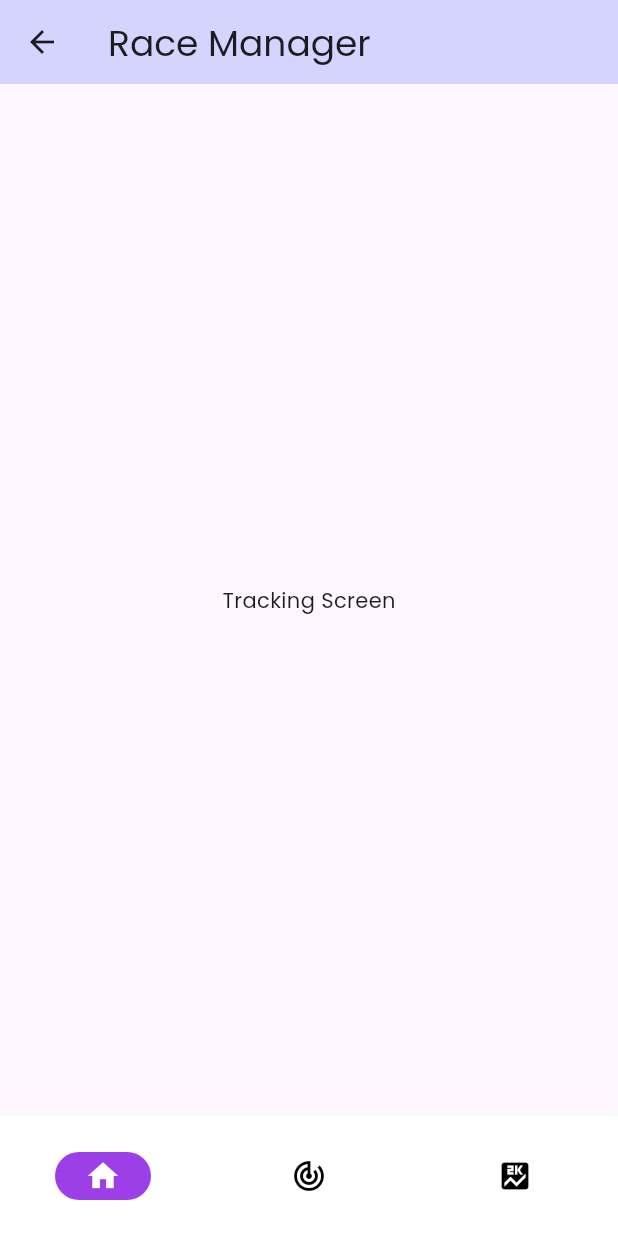
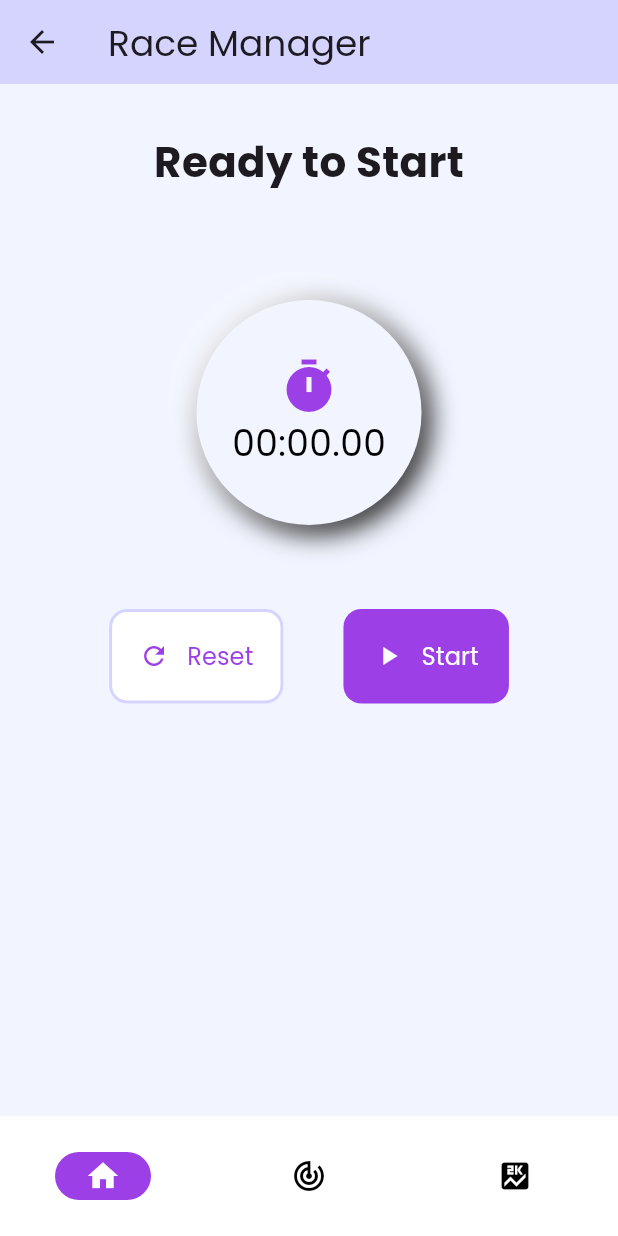
Before and after one commit to flutter-g6/race-tracker, a Flutter app: the TrackingScreen screen opened by its route, on a phone screen of 412 x 824 dp. Run offline on Flutter 3.47's test engine with Material 3 defaults, Android fonts, the phone set to English and light mode, and no system bars; our stand-ins replace firebase_core, firebase_database; accounts and stored records are empty.

Commit message:
RT-21 and RT-22 Create start-race screen and UI logic for tracking button to work only when the race is ongoing

```diff
--- a/lib/provider_scope.dart
+++ b/lib/provider_scope.dart
@@ -4,6 +4,7 @@ import 'package:race_tracker/ui/provider/participant_provider.dart';
 
 import 'data/repository/firebase/firebase_participant_repository.dart';
 import 'ui/provider/bottom_navigation_provider.dart';
+import 'ui/provider/time_tracking_provider.dart';
 
 class ProviderScope extends StatelessWidget {
   const ProviderScope({super.key, required this.child});
@@ -19,6 +20,7 @@ class ProviderScope extends StatelessWidget {
         ChangeNotifierProvider(
           create: (_) => ParticipantProvider(FirebaseParticipantRepository()),
         ),
+        ChangeNotifierProvider(create: (_) => TimeTrackingProvider()),
       ],
       child: child,
     );
--- /dev/null
+++ b/lib/ui/provider/time_tracking_provider.dart
@@ -0,0 +1,48 @@
+import 'dart:async';
+
+import 'package:flutter/material.dart';
+
+class TimeTrackingProvider extends ChangeNotifier {
+  final Stopwatch _stopwatch = Stopwatch();
+  Timer? _timer;
+
+  bool get isTracking => _stopwatch.isRunning;
+  Duration get elapsed => _stopwatch.elapsed;
+
+  // Start the Time and schedule UI updates.
+  void start() {
+    _stopwatch.start();
+    _timer = Timer.periodic(
+      const Duration(milliseconds: 10),
+      (_) => notifyListeners(),
+    );
+  }
+
+  // Pause and Save the Time and stop updates.
+  void pauseAndSave() {
+    _stopwatch.stop();
+    _timer?.cancel();
+  }
+
+  // Reset the Time to zero.
+  void reset() {
+    _stopwatch.reset();
+    notifyListeners(); // Reset display
+  }
+
+  // Toggle between start and pauseAndSave.
+  void toggle() {
+    if (isTracking) {
+      pauseAndSave();
+    } else {
+      start();
+    }
+    // No separate notify here; start() and pauseAndSave() already call it.
+  }
+
+  @override
+  void dispose() {
+    _timer?.cancel();
+    super.dispose();
+  }
+}
--- a/lib/ui/screens/tracking_screen.dart
+++ b/lib/ui/screens/tracking_screen.dart
@@ -1,5 +1,10 @@
 import 'package:flutter/material.dart';
+import 'package:provider/provider.dart';
 
+import '../provider/time_tracking_provider.dart';
+import '../theme/theme.dart';
+import '../widgets/actions/rt_alert_dialog.dart';
+import '../widgets/actions/rt_button.dart';
 import '../widgets/navigation/rt_nav_bar.dart';
 import '../widgets/navigation/rt_top_bar.dart';
 
@@ -9,8 +14,122 @@ class TrackingScreen extends StatelessWidget {
   @override
   Widget build(BuildContext context) {
     return Scaffold(
+      backgroundColor: RTColors.backGroundColor,
       appBar: RTTopBar(title: 'Race Manager'),
-      body: Center(child: Text('Tracking Screen')),
+      body: Column(
+        crossAxisAlignment: CrossAxisAlignment.center,
+        children: [
+          Padding(
+            padding: const EdgeInsets.symmetric(
+              horizontal: RTSpacings.l,
+              vertical: RTSpacings.xl,
+            ),
+            child: Text(
+              "Ready to Start",
+              style: RTTextStyles.heading.copyWith(
+                fontSize: 28,
+                fontWeight: FontWeight.bold,
+              ),
+            ),
+          ),
+          const SizedBox(height: RTSpacings.xxl),
+          // Timer display
+          Container(
+            width: 150,
+            height: 150,
+            margin: const EdgeInsets.only(bottom: RTSpacings.l),
+            decoration: BoxDecoration(
+              color: RTColors.backGroundColor,
+              shape: BoxShape.circle,
+              boxShadow: [
+                BoxShadow(
+                  offset: const Offset(5, 5),
+                  color: RTColors.black,
+                  blurRadius: 15,
+                ),
+                BoxShadow(
+                  offset: const Offset(-5, -5),
+                  color: RTColors.white.withAlpha(200),
+                  blurRadius: 15,
+                ),
+              ],
+            ),
+            child: Consumer<TimeTrackingProvider>(
+              builder: (context, tracker, _) {
+                final elapsed = tracker.elapsed;
+                final minutes = elapsed.inMinutes.toString().padLeft(2, '0');
+                final seconds = (elapsed.inSeconds % 60).toString().padLeft(
+                  2,
+                  '0',
+                );
+                final centis = ((elapsed.inMilliseconds / 10) % 100)
+                    .floor()
+                    .toString()
+                    .padLeft(2, '0');
+                return Column(
+                  mainAxisAlignment: MainAxisAlignment.center,
+                  children: [
+                    Icon(Icons.timer, size: 40, color: RTColors.primary),
+                    Text(
+                      "$minutes:$seconds.$centis",
+                      style: TextStyle(fontSize: 24, color: RTColors.black),
+                    ),
+                  ],
+                );
+              },
+            ),
+          ),
+          const SizedBox(height: RTSpacings.xl),
+          // Buttons
+          Padding(
+            padding: const EdgeInsets.symmetric(horizontal: RTSpacings.s),
+            child: Consumer<TimeTrackingProvider>(
+              builder: (context, tracker, _) {
+                return Row(
+                  mainAxisAlignment: MainAxisAlignment.center,
+                  children: [
+                    // Reset button with confirmation dialog
+                    RTButton(
+                      text: "Reset",
+                      onPressed: () async {
+                        final confirmed = await showDialog<bool>(
+                          context: context,
+                          builder:
+                              (context) => RTAlertDialog(
+                                title: "Confirm Reset",
+                                content:
+                                    "Are you sure you want to reset the timer?",
+                              ),
+                        );
+                        if (confirmed == true) {
+                          tracker.reset();
+                        }
+                      },
+                      type: ButtonType.secondary,
+                      icon: Icons.refresh,
+                    ),
+                    const SizedBox(width: RTSpacings.xxl),
+                    // Start/Save button
+                    tracker.isTracking
+                        ? RTButton(
+                          text: "Save",
+                          onPressed: tracker.toggle,
+                          type: ButtonType.primary,
+                          icon: Icons.save,
+                        )
+                        : RTButton(
+                          text: "Start",
+                          onPressed: tracker.toggle,
+                          type: ButtonType.primary,
+                          icon: Icons.play_arrow,
+                        ),
+                  ],
+                );
+              },
+            ),
+          ),
+        ],
+      ),
       bottomNavigationBar: const RTNavBar(),
     );
   }
--- a/lib/ui/theme/theme.dart
+++ b/lib/ui/theme/theme.dart
@@ -71,6 +71,7 @@ class RTSizes {
   // Define sizes here
   static const double smallIcon = 20;
   static const double icon = 24;
+  static const double mediumIcon = 32;
 }
 
 ThemeData appTheme = ThemeData(fontFamily: 'Poppins');
```
Also changed, not shown: pubspec.lock.
